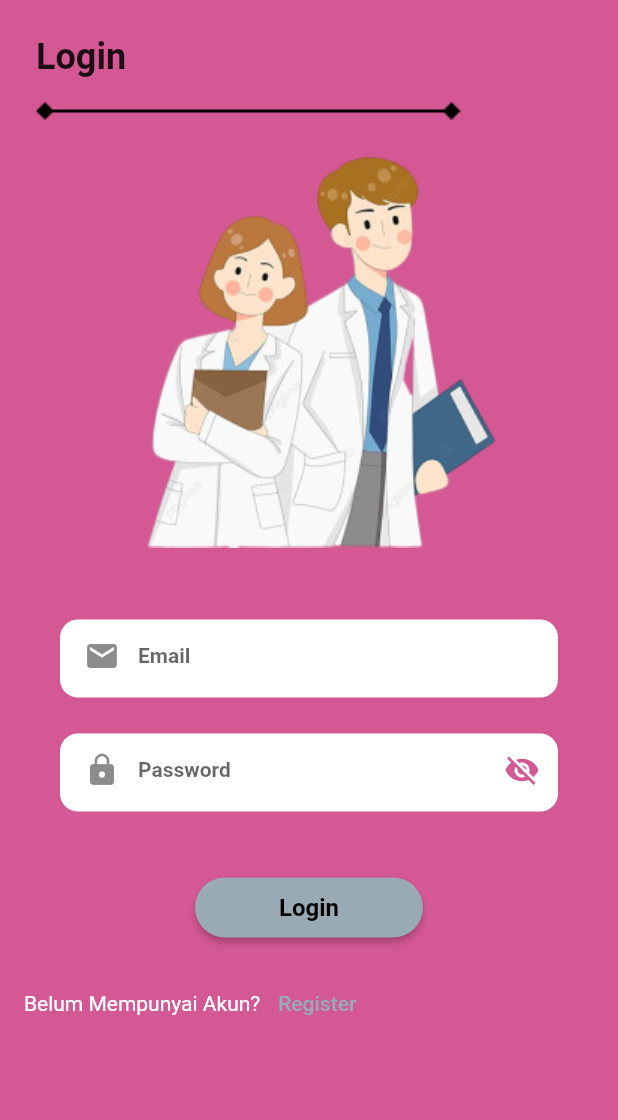
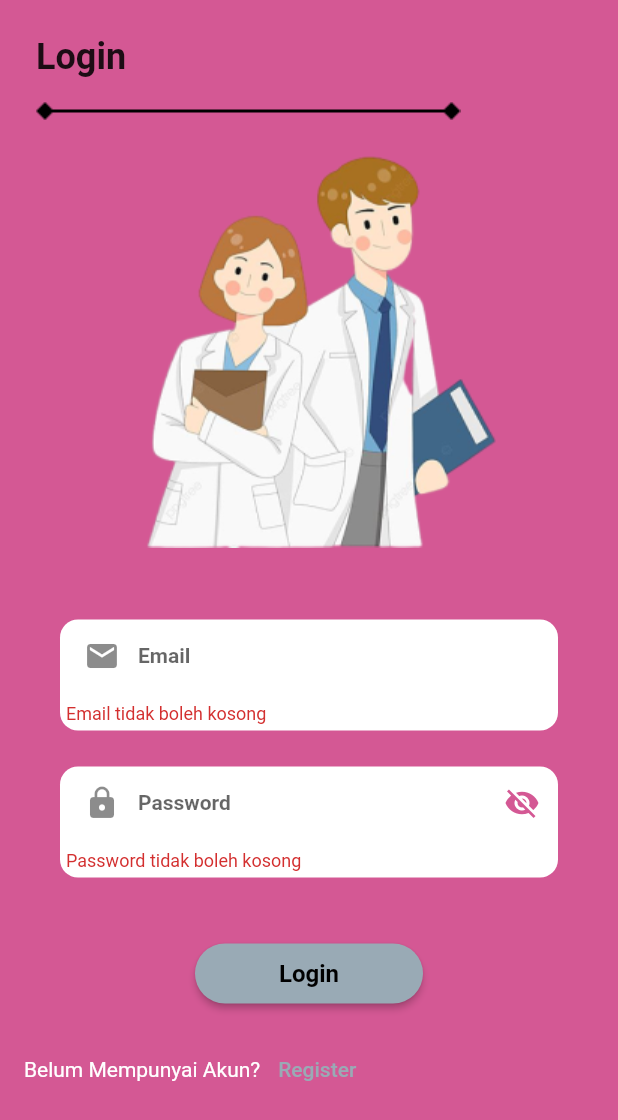
Before and after one commit to ddddddwwwwiiiaap/055_AplikasiPendaftaranKlinik, a Flutter app: the Login screen opened directly, after a tap on "Login", on a phone screen of 412 x 824 dp. Shown: the top 1120 px of the screen. Run offline on Flutter 3.47's test engine with Material 2 defaults, Android fonts, the phone set to English and light mode, and no system bars; our stand-ins replace cloud_firestore, firebase_auth, firebase_core; accounts and stored records are empty.

Commit message:
Add login validator

```diff
--- a/lib/view/login.dart
+++ b/lib/view/login.dart
@@ -119,6 +119,14 @@ class _LoginState extends State<Login> {
                   border: InputBorder.none,
                   hintText: textEmail,
                 ),
+                validator:(value) {
+                  if (value!.isEmpty) {
+                    return 'Email tidak boleh kosong';
+                  } else if (!value.contains('@')) {
+                    return 'Email tidak valid';
+                  }
+                  return null;
+                },
                 onChanged: (value) {
                   email = value;
                 },
@@ -156,6 +164,14 @@ class _LoginState extends State<Login> {
                   border: InputBorder.none,
                   hintText: 'Password',
                 ),
+                validator: (value) {
+                  if (value!.isEmpty) {
+                    return 'Password tidak boleh kosong';
+                  } else if (value.length < 6) {
+                    return 'Password minimal 6 karakter';
+                  }
+                  return null;
+                },
                 onChanged: (value) {
                   password = value;
                 },
```
